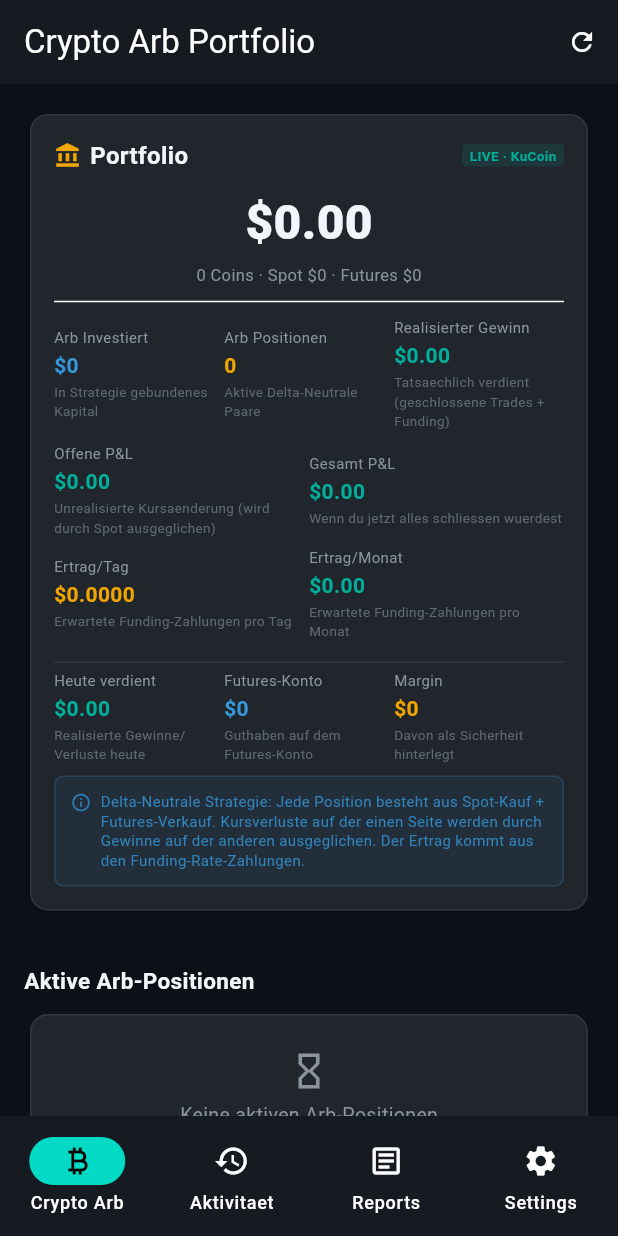
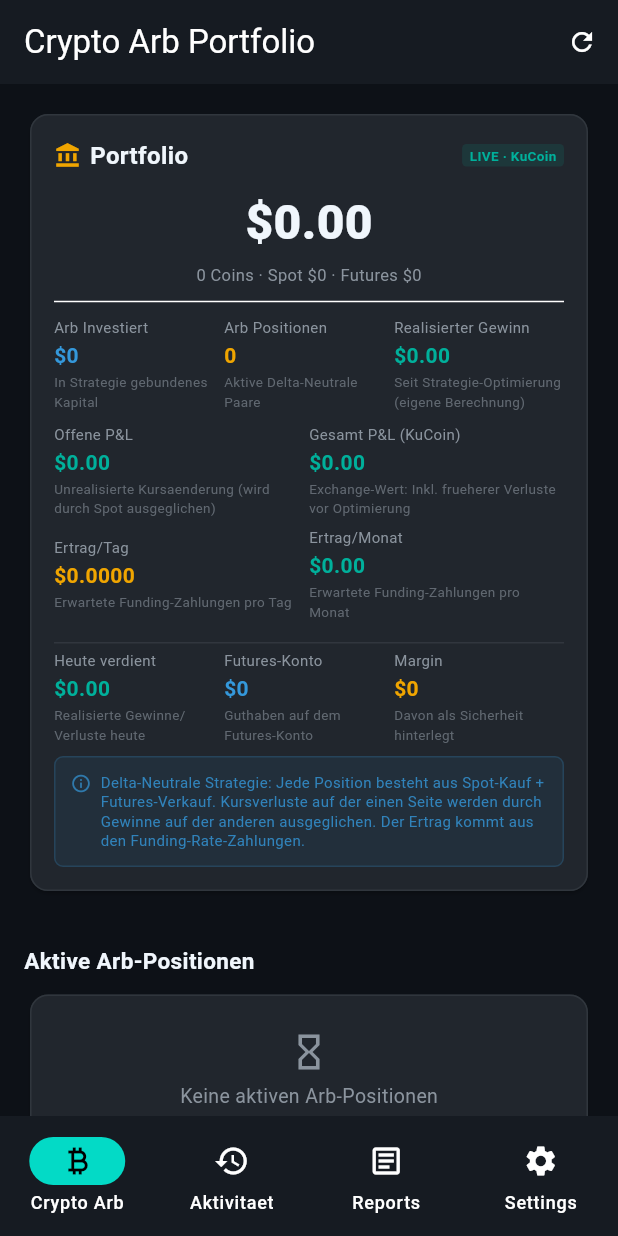
Before and after one commit to agentomaniac1o0/trading-app, a Flutter app: the screen it shows after launch, on a phone screen of 412 x 824 dp. Run offline on Flutter 3.47's test engine with Material 3 defaults, Android fonts, the phone set to English and light mode, and no system bars; our stand-ins replace dio, flutter_html, flutter_markdown, flutter_riverpod, go_router; network calls fail.

Commit message:
Fix: Show own total_realized_pnl (+.32) instead of KuCoin lifetime (-/bin/bash.90) as 'Realisierter Gewinn'

```diff
--- a/frontend/lib/pages/crypto_arb_page.dart
+++ b/frontend/lib/pages/crypto_arb_page.dart
@@ -113,6 +113,7 @@ class _CryptoArbPageState extends ConsumerState<CryptoArbPage> {
     final kcTotalPnl = (summary?['kucoin_total_pnl'] ?? 0.0).toDouble();
     final kcUnrealisedPnl = (summary?['kucoin_unrealised_pnl'] ?? 0.0).toDouble();
     final kcTodayRealised = (summary?['kucoin_today_realised'] ?? 0.0).toDouble();
+    final ourTotalRealised = (summary?['total_realized_pnl'] ?? 0.0).toDouble();
     final kcTotalRealised = (summary?['kucoin_total_realised'] ?? summary?['total_realized_pnl'] ?? 0.0).toDouble();
     final accountEquity = (summary?['account_equity'] ?? 0.0).toDouble();
 
@@ -165,9 +166,9 @@ class _CryptoArbPageState extends ConsumerState<CryptoArbPage> {
                     help: 'In Strategie gebundenes Kapital'),
                 _kpi('Arb Positionen', '$arbPositions', AppColors.gold,
                     help: 'Aktive Delta-Neutrale Paare'),
-                _kpi('Realisierter Gewinn', '\$${kcTotalRealised.toStringAsFixed(2)}',
-                    kcTotalRealised >= 0 ? AppColors.positive : AppColors.negative,
-                    help: 'Tatsaechlich verdient (geschlossene Trades + Funding)'),
+                _kpi('Realisierter Gewinn', '\$${ourTotalRealised.toStringAsFixed(2)}',
+                    ourTotalRealised >= 0 ? AppColors.positive : AppColors.negative,
+                    help: 'Seit Strategie-Optimierung (eigene Berechnung)'),
               ],
             ),
             const SizedBox(height: 8),
@@ -176,9 +177,9 @@ class _CryptoArbPageState extends ConsumerState<CryptoArbPage> {
                 _kpi('Offene P&L', '\$${kcUnrealisedPnl.toStringAsFixed(2)}',
                     kcUnrealisedPnl >= 0 ? AppColors.positive : AppColors.negative,
                     help: 'Unrealisierte Kursaenderung (wird durch Spot ausgeglichen)'),
-                _kpi('Gesamt P&L', '\$${kcTotalPnl.toStringAsFixed(2)}',
+                _kpi('Gesamt P&L (KuCoin)', '\$${kcTotalPnl.toStringAsFixed(2)}',
                     kcTotalPnl >= 0 ? AppColors.positive : AppColors.negative,
-                    help: 'Wenn du jetzt alles schliessen wuerdest'),
+                    help: 'Exchange-Wert: Inkl. frueherer Verluste vor Optimierung'),
               ],
             ),
             const SizedBox(height: 6),
```
Also changed, not shown: 2 other files.
